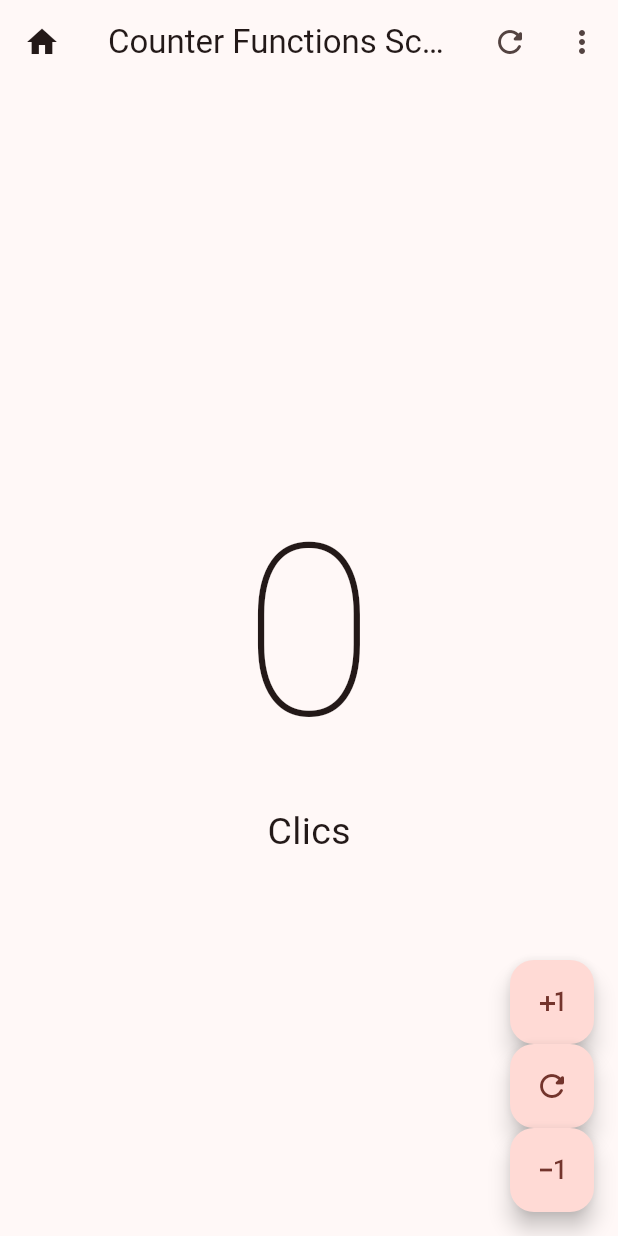
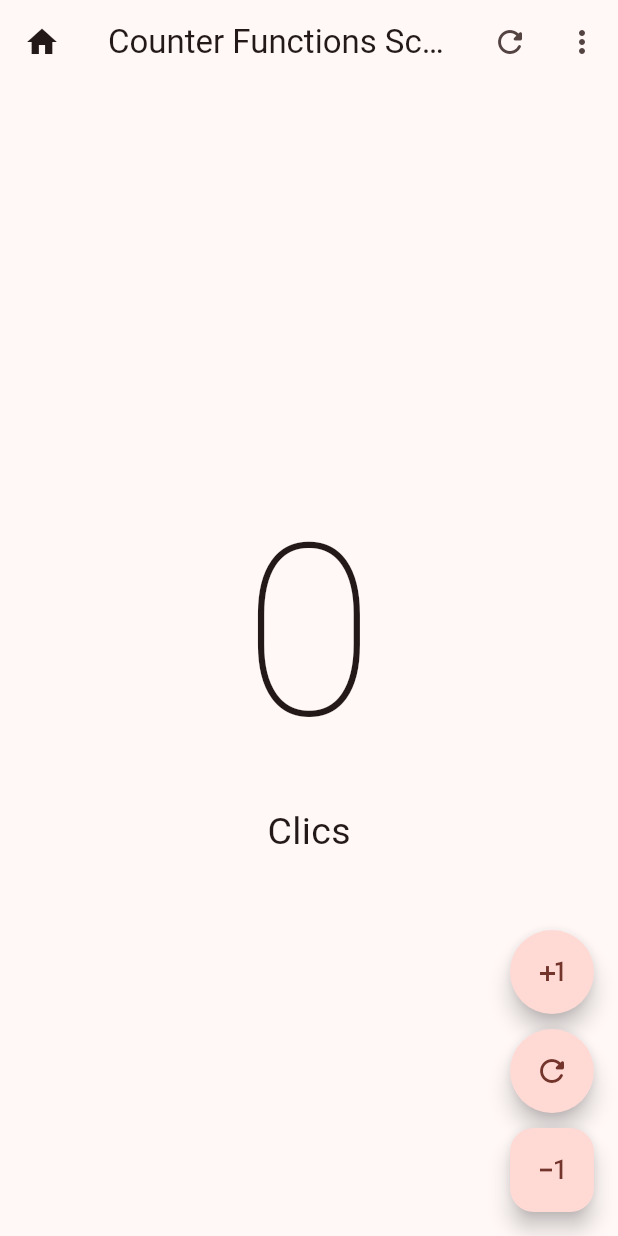
Before and after one commit to diego40g/dart_flutter, a Flutter app: the screen it shows after launch, on a phone screen of 412 x 824 dp. Run offline on Flutter 3.47's test engine with Material 3 defaults, Android fonts, the phone set to English and light mode, and no system bars; missing offline and left inert: conduit, conduit_core; project files that could hold a hidden picture were left out.

Commit message:
Agregadas formas estadio a los botones de incremento y reinicio del contador

```diff
--- a/02-flutter-primeros-pasos/hello_world_app/lib/presentation/screens/counter/counter_functions_screen.dart
+++ b/02-flutter-primeros-pasos/hello_world_app/lib/presentation/screens/counter/counter_functions_screen.dart
@@ -48,6 +48,7 @@ class _CounterFunctionsScreenState extends State<CounterFunctionsScreen> {
         mainAxisAlignment: MainAxisAlignment.end,
         children: [
           FloatingActionButton(
+            shape: const StadiumBorder(),
             onPressed: () {
               setState(() {
                 clicCounter++;
@@ -55,13 +56,20 @@ class _CounterFunctionsScreenState extends State<CounterFunctionsScreen> {
             },
             child: const Icon(Icons.plus_one),
           ),
+          const SizedBox(
+            height: 10,
+          ),
           FloatingActionButton(
+            shape: const StadiumBorder(),
             onPressed: () {
               setState(() {
                 clicCounter= 0;
               });
             },
             child: const Icon(Icons.refresh_rounded),
+          ),
+          const SizedBox(
+            height: 10,
           ),
           FloatingActionButton(
             onPressed: () {
```
